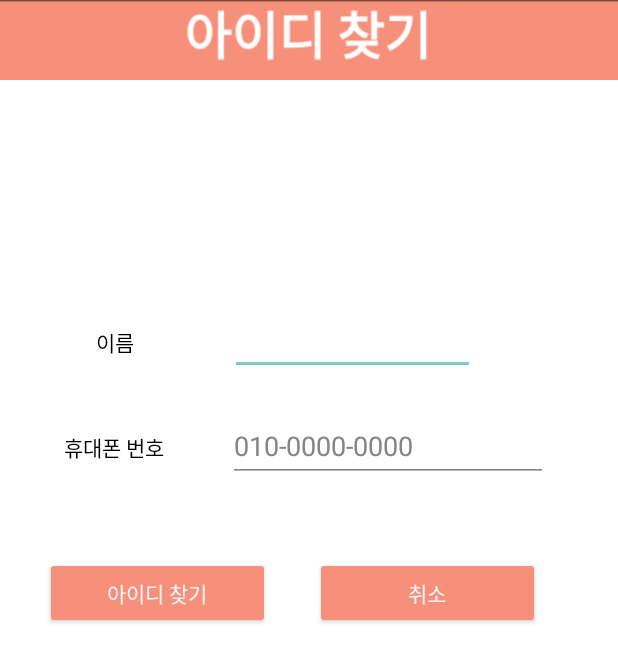
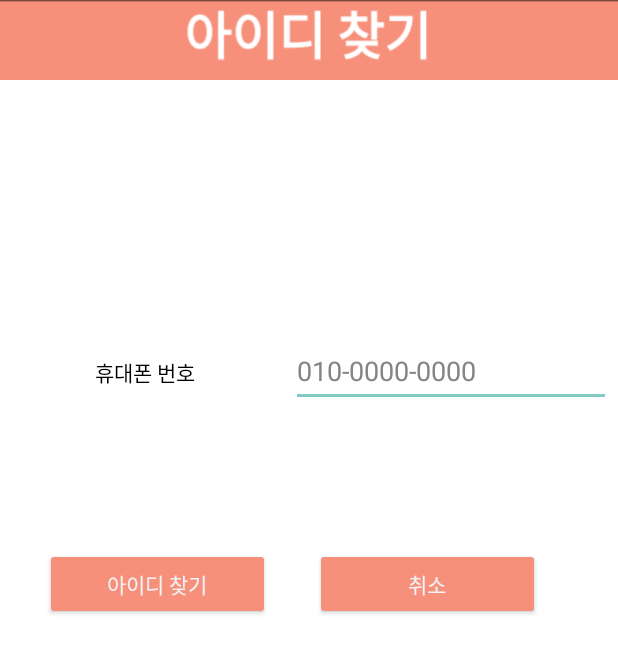
Before and after one commit to jun4256/Pettelier_Android.Vol2, an Android app: the layout activity_find_id.xml on its own in the app's theme, with its tools: preview values and no code run, on a phone screen of 412 x 824 dp. Shown: the top 662 px of the screen. Run offline under Robolectric (Android 15) with nearby library versions, the phone set to English and light mode, and no system bars.

Commit message:
0531 오전 2:22 find_id 기능 구현 완료

```diff
--- a/app/src/main/res/layout/activity_find_id.xml
+++ b/app/src/main/res/layout/activity_find_id.xml
@@ -20,31 +20,13 @@
 
     <LinearLayout
         android:layout_width="match_parent"
-        android:layout_height="70dp">
-
-        <TextView
-            android:id="@+id/tv_findname"
-            android:layout_width="153dp"
-            android:layout_height="54dp"
-            android:gravity="center"
-            android:text="이름" />
-
-        <EditText
-            android:id="@+id/edt_findname"
-            android:layout_width="163dp"
-            android:layout_height="wrap_content"
-            android:ems="10"
-            android:inputType="textPersonName" />
-    </LinearLayout>
-
-    <LinearLayout
-        android:layout_width="match_parent"
-        android:layout_height="70dp">
+        android:layout_height="134dp">
 
         <TextView
             android:id="@+id/tv_findphone"
-            android:layout_width="152dp"
+            android:layout_width="194dp"
             android:layout_height="54dp"
+            android:layout_marginTop="20dp"
             android:gravity="center"
             android:text="휴대폰 번호" />
 
@@ -52,6 +34,7 @@
             android:id="@+id/edt_findphone"
             android:layout_width="wrap_content"
             android:layout_height="wrap_content"
+            android:layout_marginTop="20dp"
             android:ems="10"
             android:hint="010-0000-0000"
             android:inputType="textPersonName"
```
Also changed, not shown: app/src/main/AndroidManifest.xml (+5 -4 lines), app/src/main/java/com/example/pettelier_androidvol2/find_id.java (+17 -32 lines).
